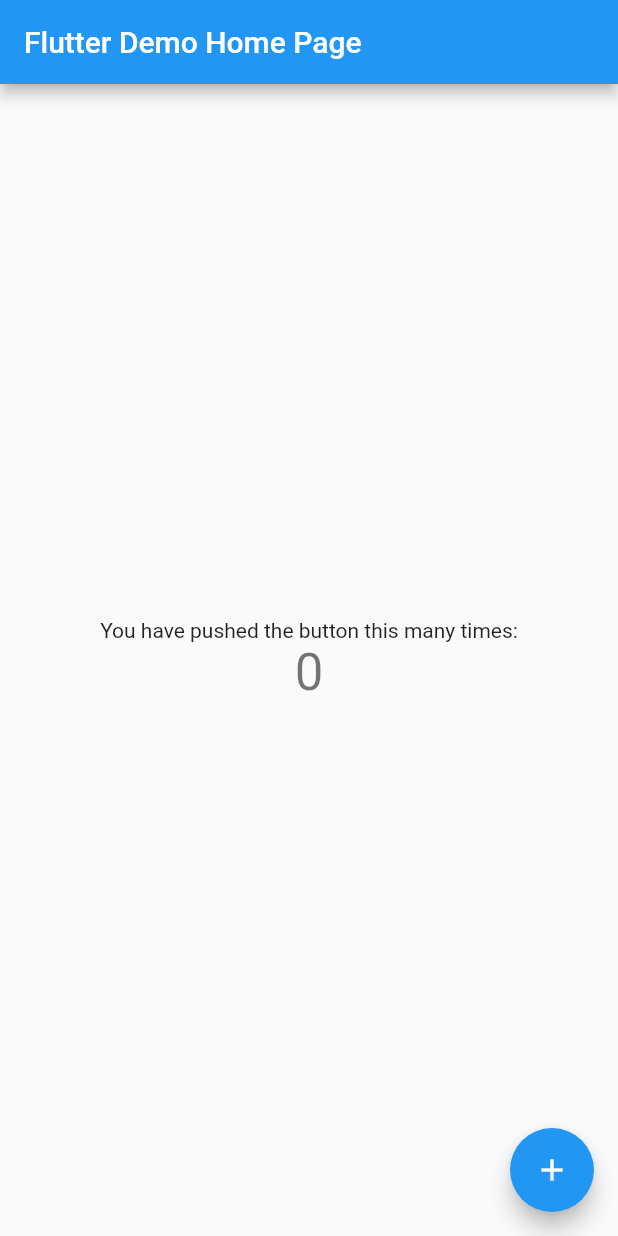
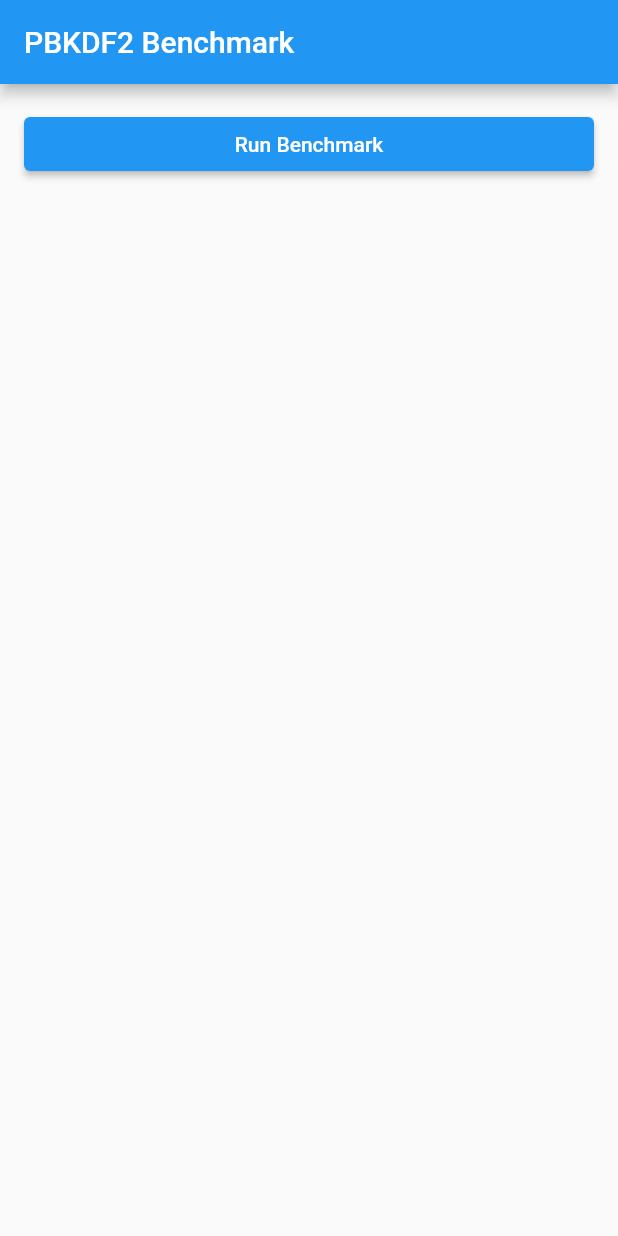
Before and after one commit to CharlVS/encryption_benchmarks, a Flutter app: the screen it shows after launch, on a phone screen of 412 x 824 dp. Run offline on Flutter 3.47's test engine with Material 2 defaults, Android fonts, the phone set to English and light mode, and no system bars; missing offline and left inert: encrypt.

Commit message:
Process benchmark in isolate
Process benchmark in isolate and show results as a list of text.

```diff
--- a/lib/main.dart
+++ b/lib/main.dart
@@ -1,115 +1,100 @@
+import 'dart:async';
+import 'dart:convert';
+import 'package:flutter/foundation.dart';
 import 'package:flutter/material.dart';
+import 'package:encrypt/encrypt.dart' as enc;
 
 void main() {
-  runApp(const MyApp());
+  runApp(MyApp());
 }
 
 class MyApp extends StatelessWidget {
-  const MyApp({super.key});
-
-  // This widget is the root of your application.
   @override
   Widget build(BuildContext context) {
     return MaterialApp(
-      title: 'Flutter Demo',
-      theme: ThemeData(
-        // This is the theme of your application.
-        //
-        // Try running your application with "flutter run". You'll see the
-        // application has a blue toolbar. Then, without quitting the app, try
-        // changing the primarySwatch below to Colors.green and then invoke
-        // "hot reload" (press "r" in the console where you ran "flutter run",
-        // or simply save your changes to "hot reload" in a Flutter IDE).
-        // Notice that the counter didn't reset back to zero; the application
-        // is not restarted.
-        primarySwatch: Colors.blue,
+      home: Scaffold(
+        appBar: AppBar(
+          title: Text('PBKDF2 Benchmark'),
+        ),
+        body: BenchmarkBody(),
       ),
-      home: const MyHomePage(title: 'Flutter Demo Home Page'),
     );
   }
 }
 
-class MyHomePage extends StatefulWidget {
-  const MyHomePage({super.key, required this.title});
-
-  // This widget is the home page of your application. It is stateful, meaning
-  // that it has a State object (defined below) that contains fields that affect
-  // how it looks.
-
-  // This class is the configuration for the state. It holds the values (in this
-  // case the title) provided by the parent (in this case the App widget) and
-  // used by the build method of the State. Fields in a Widget subclass are
-  // always marked "final".
-
-  final String title;
-
+class BenchmarkBody extends StatefulWidget {
   @override
-  State<MyHomePage> createState() => _MyHomePageState();
+  _BenchmarkBodyState createState() => _BenchmarkBodyState();
 }
 
-class _MyHomePageState extends State<MyHomePage> {
-  int _counter = 0;
+class _BenchmarkBodyState extends State<BenchmarkBody> {
+  final _results = <int, int>{};
+  bool _isLoading = false;
 
-  void _incrementCounter() {
+  static Future<int> _deriveKey(int iterations) async {
+    final password = 'password';
+    final iv = enc.IV.fromLength(8);
+    final stopwatch = Stopwatch()..start();
+    final key = enc.Key.fromUtf8(password)
+        .stretch(32, iterationCount: iterations, salt: iv.bytes);
+    stopwatch.stop();
+    return stopwatch.elapsedMilliseconds;
+  }
+
+  Future<void> _runBenchmark() async {
     setState(() {
-      // This call to setState tells the Flutter framework that something has
-      // changed in this State, which causes it to rerun the build method below
-      // so that the display can reflect the updated values. If we changed
-      // _counter without calling setState(), then the build method would not be
-      // called again, and so nothing would appear to happen.
-      _counter++;
+      _isLoading = true;
+    });
+
+    for (int i = 0; i <= 100000; i += 10000) {
+      final elapsedMilliseconds = await compute(_deriveKey, i <= 0 ? 1 : i);
+      setState(() {
+        _results[i] = elapsedMilliseconds;
+      });
+    }
+
+    setState(() {
+      _isLoading = false;
     });
   }
 
   @override
   Widget build(BuildContext context) {
-    // This method is rerun every time setState is called, for instance as done
-    // by the _incrementCounter method above.
-    //
-    // The Flutter framework has been optimized to make rerunning build methods
-    // fast, so that you can just rebuild anything that needs updating rather
-    // than having to individually change instances of widgets.
-    return Scaffold(
-      appBar: AppBar(
-        // Here we take the value from the MyHomePage object that was created by
-        // the App.build method, and use it to set our appbar title.
-        title: Text(widget.title),
-      ),
-      body: Center(
-        // Center is a layout widget. It takes a single child and positions it
-        // in the middle of the parent.
-        child: Column(
-          // Column is also a layout widget. It takes a list of children and
-          // arranges them vertically. By default, it sizes itself to fit its
-          // children horizontally, and tries to be as tall as its parent.
-          //
-          // Invoke "debug painting" (press "p" in the console, choose the
-          // "Toggle Debug Paint" action from the Flutter Inspector in Android
-          // Studio, or the "Toggle Debug Paint" command in Visual Studio Code)
-          // to see the wireframe for each widget.
-          //
-          // Column has various properties to control how it sizes itself and
-          // how it positions its children. Here we use mainAxisAlignment to
-          // center the children vertically; the main axis here is the vertical
-          // axis because Columns are vertical (the cross axis would be
-          // horizontal).
-          mainAxisAlignment: MainAxisAlignment.center,
-          children: <Widget>[
-            const Text(
-              'You have pushed the button this many times:',
+    return Stack(
+      children: [
+        ListView(
+          padding: EdgeInsets.all(16),
+          children: [
+            ElevatedButton(
+              onPressed: _runBenchmark,
+              child: Text('Run Benchmark'),
             ),
-            Text(
-              '$_counter',
-              style: Theme.of(context).textTheme.headlineMedium,
+            ..._results.entries.map(
+              (entry) => ListTile(
+                title: Text('${entry.key} iterations'),
+                trailing: Text('${entry.value} ms'),
+              ),
             ),
           ],
         ),
-      ),
-      floatingActionButton: FloatingActionButton(
-        onPressed: _incrementCounter,
-        tooltip: 'Increment',
-        child: const Icon(Icons.add),
-      ), // This trailing comma makes auto-formatting nicer for build methods.
+        if (_isLoading)
+          Container(
+            color: Colors.black38,
+            child: Center(
+              child: Column(
+                mainAxisAlignment: MainAxisAlignment.center,
+                children: [
+                  CircularProgressIndicator(),
+                  SizedBox(height: 16),
+                  Text(
+                    'Processing ${_results.length * 10000} iterations...',
+                    style: TextStyle(color: Colors.white),
+                  ),
+                ],
+              ),
+            ),
+          ),
+      ],
     );
   }
 }
```
